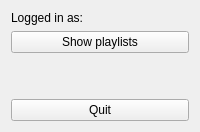
This is gpmp/ui/main_menu.ui in odiroot/PyGPMP as Qt 5 draws it before an edit. The edited form follows.
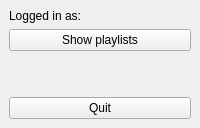
This is the edited form.

Commit message: Moved main menu from widget to main window.

```diff
--- a/gpmp/ui/main_menu.ui
+++ b/gpmp/ui/main_menu.ui
@@ -1,10 +1,11 @@
 <?xml version="1.0" encoding="UTF-8"?>
 <ui version="4.0">
- <class>Menu</class>
- <widget class="QWidget" name="Menu">
+ <class>MainMenu</class>
+ <widget class="QMainWindow" name="MainMenu">
   <property name="windowTitle">
    <string>Menu</string>
   </property>
+  <widget class="QWidget" name="centralwidget">
   <layout class="QVBoxLayout" name="verticalLayout">
    <item>
     <widget class="QLabel" name="lbl_user">
@@ -41,6 +42,7 @@
     </widget>
    </item>
   </layout>
+  </widget>
  </widget>
  <resources/>
  <connections/>
```
Left out of the diff: 2 changed lines with no effect on the pictures. Lines whose indentation alone changed are shown as unchanged. The commit also changes 2 other files.
